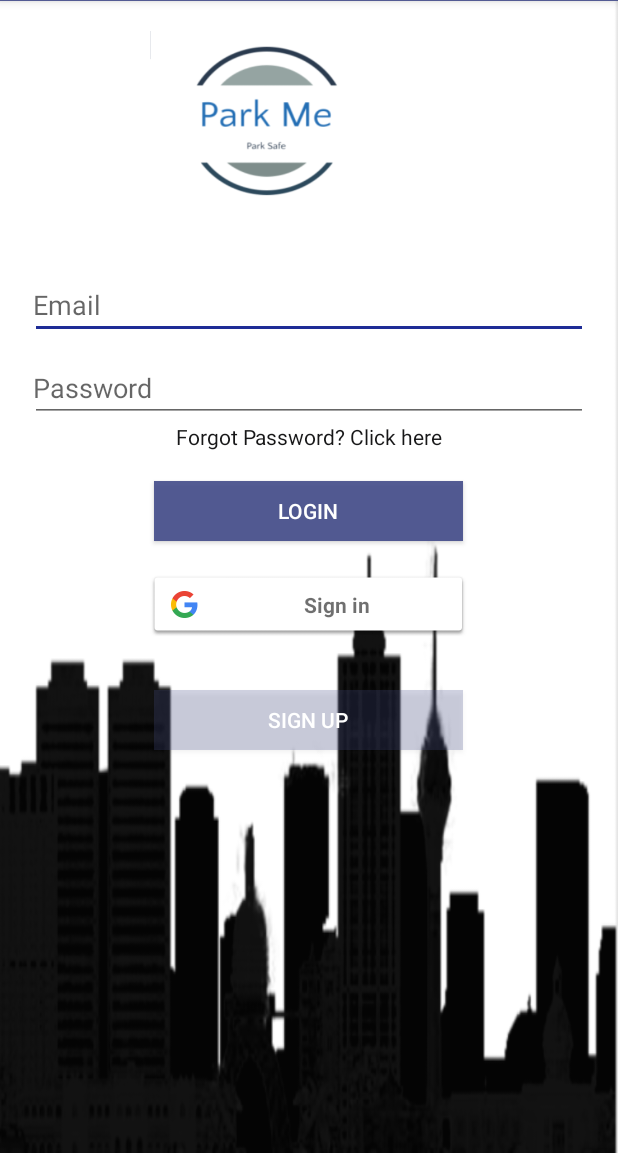
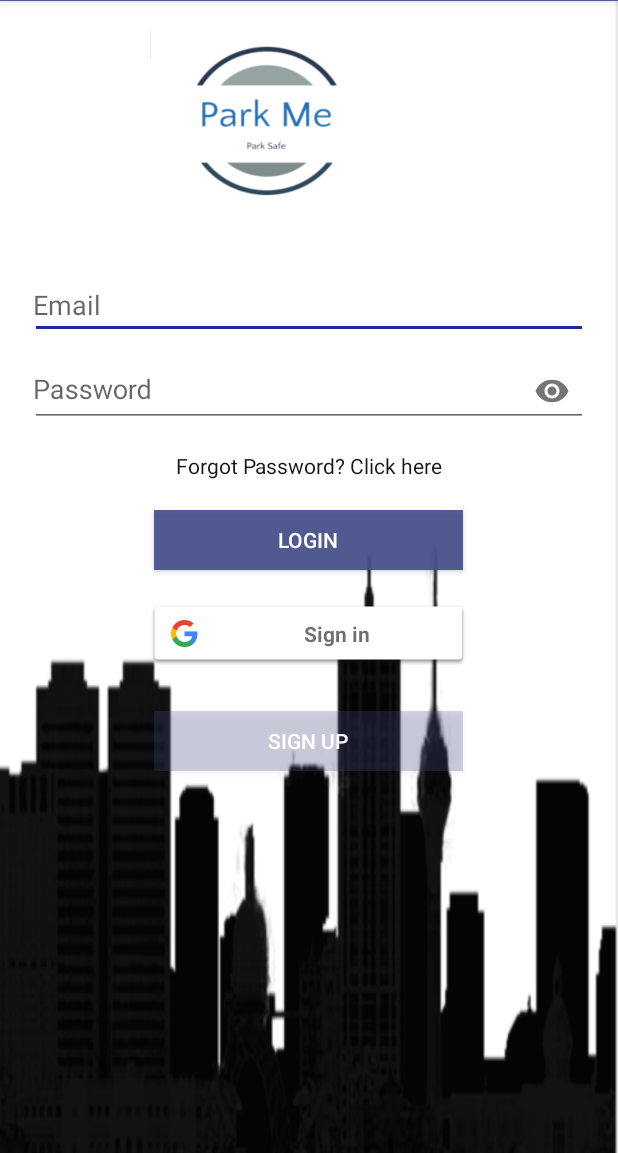
Before and after one commit to mithelan/ParkingAndroidApp, an Android app: the screen it shows after launch (LoginActivity), on a phone screen of 412 x 824 dp, the part 83-1236 px from its top. Run offline under Robolectric (Android 15) with nearby library versions, the phone set to English and light mode, and no system bars; our stand-ins replace Firebase (no records; nobody signed in at launch, a user with empty details on screens opened directly).

Commit message:
third Commit by mithi

```diff
--- a/app/build.gradle
+++ b/app/build.gradle
@@ -3,7 +3,7 @@ apply plugin: 'com.google.gms.google-services'
 
 android {
     compileSdkVersion 29
-    buildToolsVersion "29.0.1"
+    buildToolsVersion "29.0.2"
     defaultConfig {
         applicationId "com.example.userprofile"
         minSdkVersion 18
@@ -44,6 +44,5 @@ dependencies {
     implementation 'com.squareup.picasso:picasso:2.71828'
     implementation 'com.google.firebase:firebase-auth:19.0.0'
     implementation 'com.google.firebase:firebase-database:19.1.0'
-    implementation 'com.android.support:design:28.0.0'
-    implementation 'com.android.support:design:28.0.0'
+
 }
--- a/app/src/main/res/layout/activity_login.xml
+++ b/app/src/main/res/layout/activity_login.xml
@@ -28,7 +28,17 @@
 
 
 
-
+    <com.google.android.material.textfield.TextInputLayout
+        android:layout_width="match_parent"
+        android:layout_height="wrap_content"
+        app:layout_constraintBottom_toBottomOf="parent"
+        android:layout_marginBottom="16dp"
+        app:layout_constraintLeft_toLeftOf="parent"
+        app:layout_constraintRight_toRightOf="parent"
+        android:id="@+id/passwordEt1"
+        app:passwordToggleEnabled="true"
+        app:layout_constraintHorizontal_bias="0.0"
+        app:layout_constraintVertical_bias="0.0">
     <EditText
         android:id="@+id/passwordEt"
         android:layout_width="match_parent"
@@ -38,6 +48,7 @@
         android:inputType="textPassword"
 
         android:paddingLeft="2dp" />
+    </com.google.android.material.textfield.TextInputLayout>
     <TextView
         android:id="@+id/recoverPassTv"
         android:layout_width="match_parent"
@@ -89,8 +100,8 @@
         android:id="@+id/nothave_accountTv"
         android:layout_width="206dp"
         android:layout_height="40dp"
-        android:layout_marginTop="5dp"
-android:background="@color/colorT"
+
+        android:background="@color/colorT"
         android:layout_gravity="center"
         android:textColor="#ffffff"
         android:text="SIGN UP"/>
```
